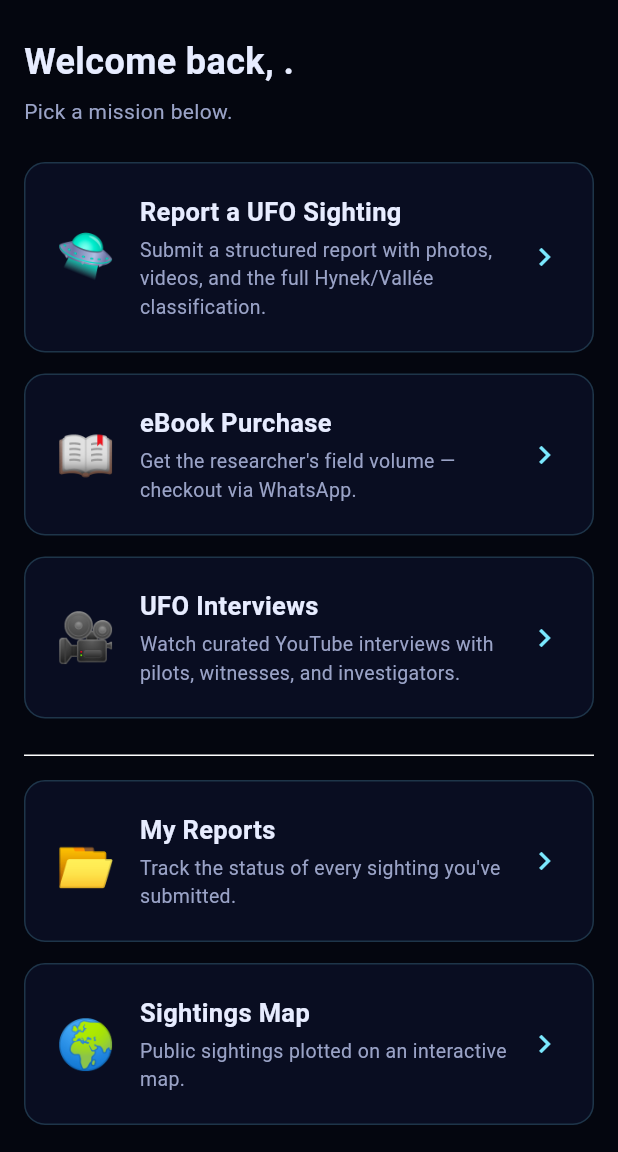
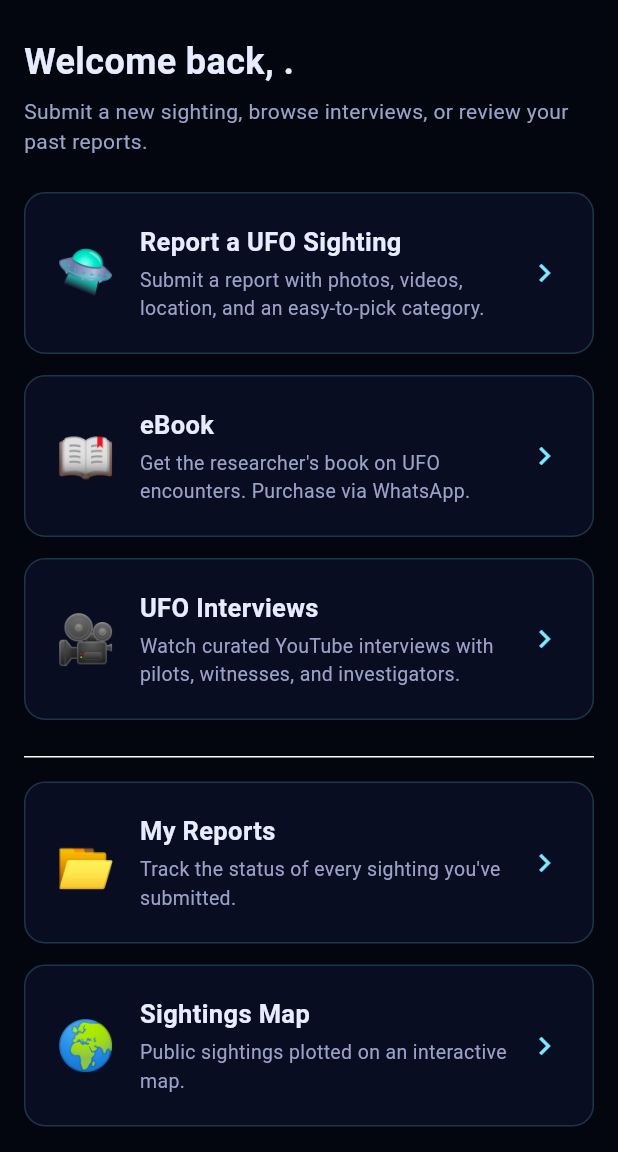
Before and after one commit to Rathan-java/Sabir-UFO, a Flutter app: the screen it shows once a user with an empty profile is signed in, on a phone screen of 412 x 824 dp, the part 84-1236 px from its top. Run offline on Flutter 3.47's test engine with Material 3 defaults, Android fonts, the phone set to English and light mode, and no system bars; our stand-ins replace cached_network_image, cloud_firestore, firebase_auth, firebase_core, flutter_map, geolocator and 3 more; accounts and stored records are empty.

Commit message:
Rewrite reporting UI for first-time users — plain-language labels
The site is for ordinary people who have just seen something they
can't explain, not ufologists who already know the Hynek/Vallée
scale. Surface every dropdown option in plain language and pair
any retained technical term with a short description in parens.

Sighting categories (web and mobile, matching strings):
- Nocturnal Lights → adds (Glowing lights or ball-shaped UFO at night)
- Daylight Discs → adds (Disc or saucer-shaped UFO seen in daylight)
- Radar-Visual → adds (UFO seen with eyes AND picked up on radar)
- CE-1..CE-5 → each gets a plain-English description of what happened
  (e.g. 'Felt taken aboard or abducted', 'Communicated with beings')
- Other / Unknown → Other / Not sure

Object shapes get parenthetical hints too (Disc → saucer-shaped,
Cigar → long tube-shaped, etc.).

Copy changes:
- Landing hero, dashboard hero, feature cards, report form labels:
  dropped 'OPERATIONAL'/'INVESTIGATIVE NETWORK · v0.1' pills and any
  reference to 'Hynek/Vallée scale'. Replaced 'Pick a mission below'
  with 'Submit a new sighting, browse interviews, or review your
  past reports'. Report form labels are now plain questions
  ('What kind of sighting was it?', 'What shape was it?',
  'In your own words, describe what you saw').
- Same copy mirrored in Flutter landing_screen + dashboard_screen
  + report_screen.
- Flutter report screen: default shape value updated to match the
  new full string; dropdowns get isExpanded: true so the longer
  labels don't truncate.

Backend untouched. The one existing test sighting on production will
keep its old classification text — visually a bit out of date but
still readable; can be re-saved via admin if you want it migrated.

```diff
--- a/mobile/lib/config.dart
+++ b/mobile/lib/config.dart
@@ -11,21 +11,28 @@ class AppConfig {
   static const String cloudinaryCloudName = 'your-cloud-name';
   static const String cloudinaryUploadPreset = 'sabir_ufo_unsigned';
 
-  /// Full Hynek/Vallée classification scale.
+  /// Sighting categories — plain-language labels for first-time reporters.
+  /// Technical name first, followed by a short description anyone can understand.
   static const List<String> classifications = [
-    'Nocturnal Lights',
-    'Daylight Discs',
-    'Radar–Visual',
-    'Close Encounter of the First Kind (CE-1)',
-    'Close Encounter of the Second Kind (CE-2)',
-    'Close Encounter of the Third Kind (CE-3)',
-    'Close Encounter of the Fourth Kind (CE-4 — abduction)',
-    'Close Encounter of the Fifth Kind (CE-5 — direct communication)',
-    'Other / Unknown',
+    'Nocturnal Lights (Glowing lights or ball-shaped UFO seen at night)',
+    'Daylight Discs (Disc or saucer-shaped UFO seen in daylight)',
+    'Radar-Visual (UFO seen with eyes AND picked up on radar)',
+    'Close Encounter of the First Kind (Saw a UFO up close, no contact)',
+    'Close Encounter of the Second Kind (UFO left physical traces — burn marks, ground impressions, electrical interference)',
+    'Close Encounter of the Third Kind (Saw beings or creatures near the UFO)',
+    'Close Encounter of the Fourth Kind (Felt taken aboard or abducted)',
+    'Close Encounter of the Fifth Kind (Communicated directly with beings)',
+    'Other / Not sure',
   ];
 
   static const List<String> objectShapes = [
-    'Disc', 'Triangle', 'Sphere', 'Cigar', 'Cluster', 'Light', 'Other',
+    'Disc (saucer-shaped)',
+    'Triangle (triangular)',
+    'Sphere (round / ball)',
+    'Cigar (long, tube-shaped)',
+    'Cluster (group of small UFOs together)',
+    'Light (just a point or ball of light)',
+    'Other',
   ];
 
   static const List<String> statuses = ['pending', 'reviewed', 'verified', 'rejected'];
--- a/mobile/lib/screens/dashboard_screen.dart
+++ b/mobile/lib/screens/dashboard_screen.dart
@@ -44,13 +44,13 @@ class DashboardScreen extends StatelessWidget {
               Text('Welcome back, ${name.split(' ').first}.',
                   style: const TextStyle(fontSize: 24, fontWeight: FontWeight.w600)),
               const SizedBox(height: 6),
-              const Text('Pick a mission below.',
+              const Text('Submit a new sighting, browse interviews, or review your past reports.',
                   style: TextStyle(color: SabirUfoTheme.textDim)),
               const SizedBox(height: 24),
               _Card(
                 icon: '🛸',
                 title: 'Report a UFO Sighting',
-                body: 'Submit a structured report with photos, videos, and the full Hynek/Vallée classification.',
+                body: 'Submit a report with photos, videos, location, and an easy-to-pick category.',
                 onTap: () => Navigator.of(context).push(
                   MaterialPageRoute(builder: (_) => const ReportScreen()),
                 ),
@@ -58,8 +58,8 @@ class DashboardScreen extends StatelessWidget {
               const SizedBox(height: 14),
               _Card(
                 icon: '📖',
-                title: 'eBook Purchase',
-                body: 'Get the researcher\'s field volume — checkout via WhatsApp.',
+                title: 'eBook',
+                body: 'Get the researcher\'s book on UFO encounters. Purchase via WhatsApp.',
                 onTap: () => Navigator.of(context).push(
                   MaterialPageRoute(builder: (_) => const EbookScreen()),
                 ),
--- a/mobile/lib/screens/landing_screen.dart
+++ b/mobile/lib/screens/landing_screen.dart
@@ -45,7 +45,7 @@ class LandingScreen extends StatelessWidget {
                   ),
                   const SizedBox(height: 28),
                   const Text(
-                    'A serious, witness-driven archive of the modern UAP phenomenon.',
+                    'A serious archive for people who have seen something they cannot explain. Report what you witnessed and contribute to ongoing investigation.',
                     textAlign: TextAlign.center,
                     style: TextStyle(color: SabirUfoTheme.textDim, fontSize: 15, height: 1.5),
                   ),
```
Also changed, not shown: mobile/lib/screens/report_screen.dart (+12 -5 lines), 5 other files.
